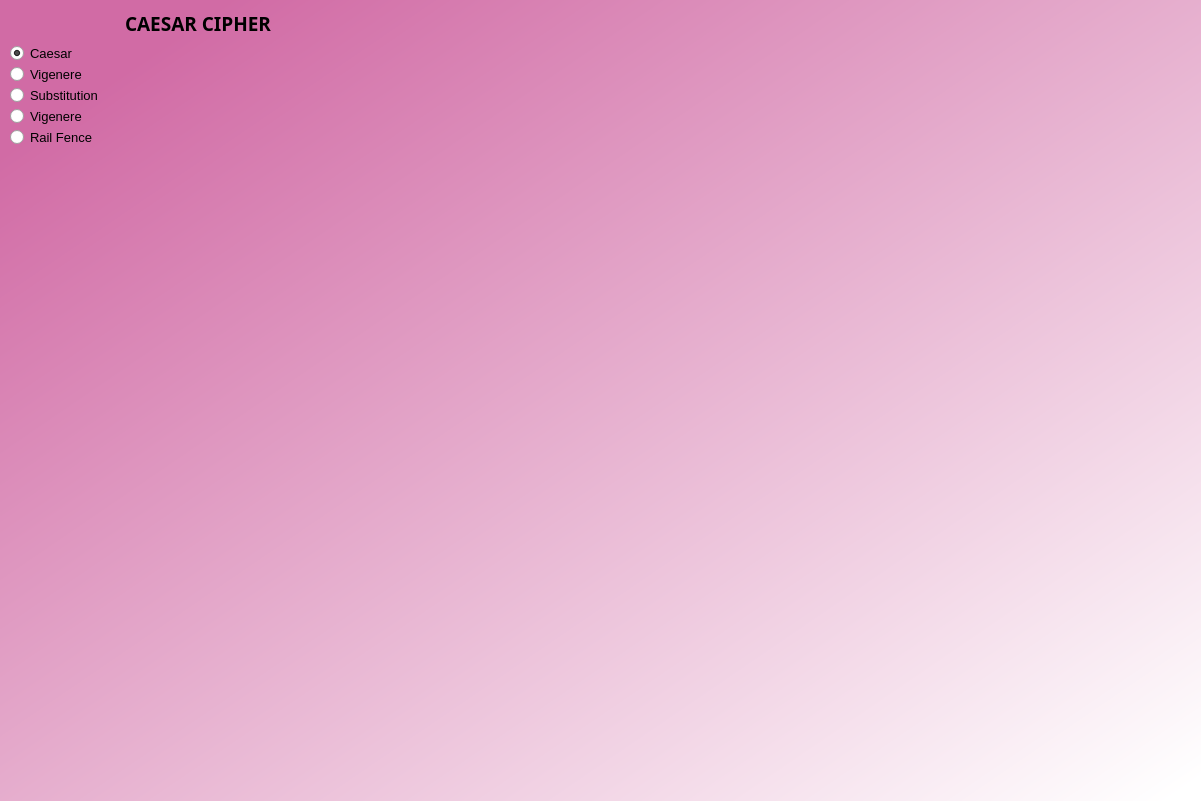
Old version of the form ui/select_algorithm_window.ui in the repository mucahitkayadan/Ciper_GUI.
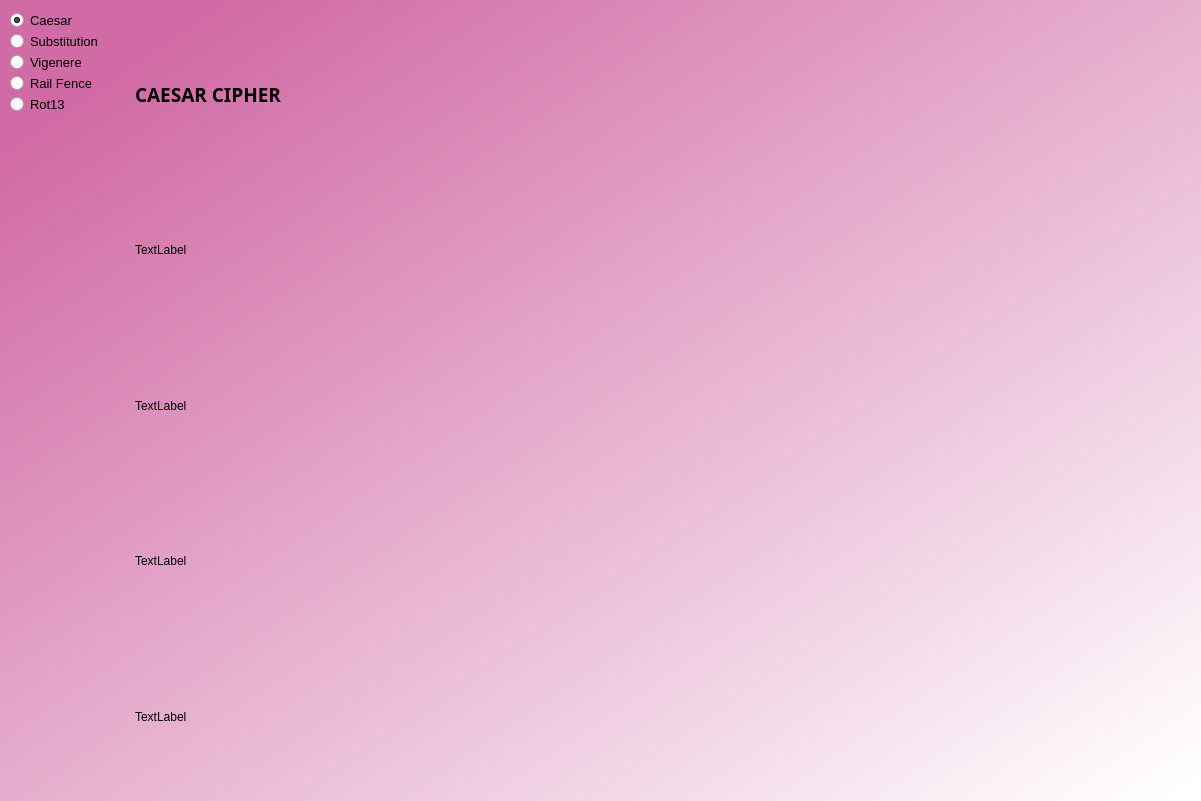
New version of the form.

Commit message: Algorithm screen updated

The edit to the form file:
```diff
--- a/ui/select_algorithm_window.ui
+++ b/ui/select_algorithm_window.ui
@@ -22,7 +22,7 @@
     <rect>
      <x>10</x>
      <y>10</y>
-     <width>1221</width>
+     <width>1191</width>
      <height>791</height>
     </rect>
    </property>
@@ -33,21 +33,6 @@
     <property name="horizontalSpacing">
      <number>7</number>
     </property>
-    <item row="0" column="2">
-     <widget class="QLabel" name="algoTitle">
-      <property name="font">
-       <font>
-        <family>Perpetua Titling MT</family>
-        <pointsize>14</pointsize>
-        <weight>75</weight>
-        <bold>true</bold>
-       </font>
-      </property>
-      <property name="text">
-       <string>CAESAR CIPHER</string>
-      </property>
-     </widget>
-    </item>
     <item row="1" column="1">
      <layout class="QVBoxLayout" name="verticalLayout">
       <property name="sizeConstraint">
@@ -68,18 +53,6 @@
         </property>
        </widget>
       </item>
-      <item>
-       <widget class="QRadioButton" name="vigenere_radio_button">
-        <property name="font">
-         <font>
-          <pointsize>10</pointsize>
-         </font>
-        </property>
-        <property name="text">
-         <string>Vigenere</string>
-        </property>
-       </widget>
-      </item>
       <item>
        <widget class="QRadioButton" name="substitution_radio_button">
         <property name="font">
@@ -93,7 +66,7 @@
        </widget>
       </item>
       <item>
-       <widget class="QRadioButton" name="vigenere_radio_button_2">
+       <widget class="QRadioButton" name="vigenere_radio_button">
         <property name="font">
          <font>
           <pointsize>10</pointsize>
@@ -116,6 +89,18 @@
         </property>
        </widget>
       </item>
+      <item>
+       <widget class="QRadioButton" name="rot13_radio_button">
+        <property name="font">
+         <font>
+          <pointsize>10</pointsize>
+         </font>
+        </property>
+        <property name="text">
+         <string>Rot13</string>
+        </property>
+       </widget>
+      </item>
       <item>
        <spacer name="verticalSpacer">
         <property name="orientation">
@@ -144,10 +129,55 @@
         <rect>
          <x>0</x>
          <y>0</y>
-         <width>1073</width>
-         <height>752</height>
+         <width>1043</width>
+         <height>787</height>
         </rect>
        </property>
+       <layout class="QVBoxLayout" name="verticalLayout_2">
+        <item>
+         <widget class="QLabel" name="algo_title">
+          <property name="font">
+           <font>
+            <family>Perpetua Titling MT</family>
+            <pointsize>14</pointsize>
+            <weight>75</weight>
+            <bold>true</bold>
+           </font>
+          </property>
+          <property name="text">
+           <string>CAESAR CIPHER</string>
+          </property>
+         </widget>
+        </item>
+        <item>
+         <widget class="QLabel" name="label">
+          <property name="text">
+           <string>TextLabel</string>
+          </property>
+         </widget>
+        </item>
+        <item>
+         <widget class="QLabel" name="label_4">
+          <property name="text">
+           <string>TextLabel</string>
+          </property>
+         </widget>
+        </item>
+        <item>
+         <widget class="QLabel" name="label_3">
+          <property name="text">
+           <string>TextLabel</string>
+          </property>
+         </widget>
+        </item>
+        <item>
+         <widget class="QLabel" name="label_2">
+          <property name="text">
+           <string>TextLabel</string>
+          </property>
+         </widget>
+        </item>
+       </layout>
       </widget>
      </widget>
     </item>
```
The commit also changes 2 other files.
